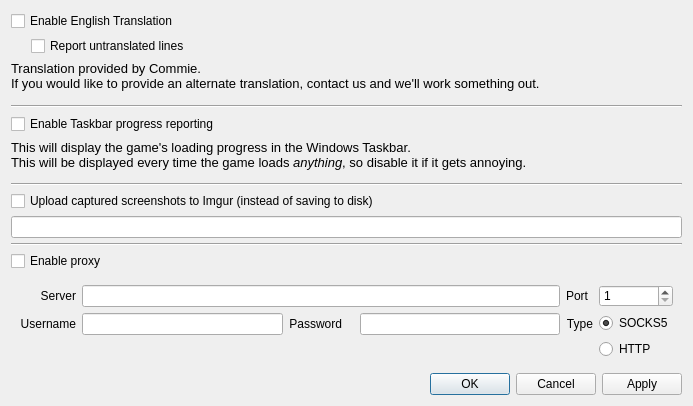
KanColleTool/kct-viewer, file forms/KVSettingsDialog.ui: the form before one commit.
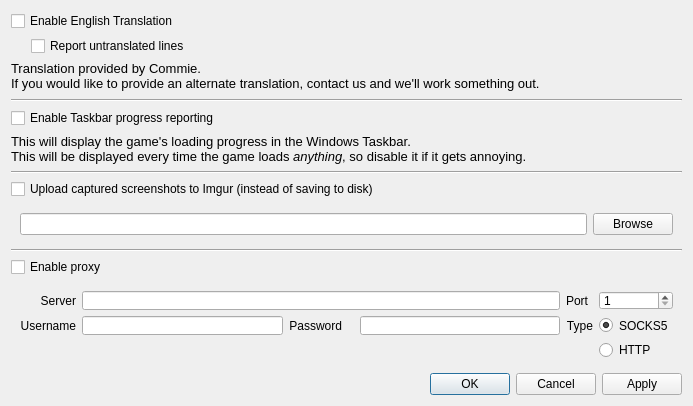
The form after the commit.

Commit message: Custom screenshots path

```diff
--- a/forms/KVSettingsDialog.ui
+++ b/forms/KVSettingsDialog.ui
@@ -142,11 +142,20 @@
     </widget>
    </item>
    <item>
-    <layout class="QVBoxLayout" name="screenshotsPathContainer">
-     <item>
+    <widget class="QWidget" name="screenshotsPathContainer" native="true">
+     <layout class="QGridLayout" name="gridLayout_2">
+      <item row="1" column="0">
       <widget class="QLineEdit" name="screenshotsPathEdit"/>
      </item>
-    </layout>
+      <item row="1" column="1">
+       <widget class="QPushButton" name="browseButton">
+        <property name="text">
+         <string>Browse</string>
+        </property>
+       </widget>
+      </item>
+     </layout>
+    </widget>
    </item>
    <item>
     <widget class="Line" name="line_2">
```
Lines whose indentation alone changed are shown as unchanged. The commit also changes 2 other files.
